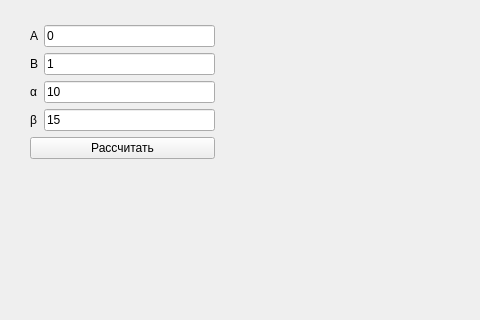
The window that gui/ui.ui (SAMRAN-H/logistics-optimization) describes before a commit, drawn with Qt 5; both pictures show x 0 to 480 and y 0 to 320 of the 1101 by 584 pixel window.
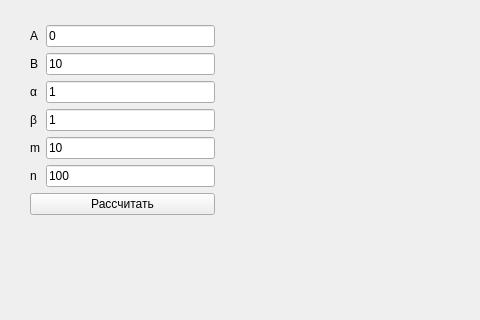
The same window after the commit.

```diff
--- a/gui/ui.ui
+++ b/gui/ui.ui
@@ -42,14 +42,14 @@
       <item row="3" column="1">
        <widget class="QLineEdit" name="beta">
         <property name="text">
-         <string>15</string>
+         <string>1</string>
         </property>
        </widget>
       </item>
       <item row="2" column="1">
        <widget class="QLineEdit" name="alpha">
         <property name="text">
-         <string>10</string>
+         <string>1</string>
         </property>
        </widget>
       </item>
@@ -76,7 +76,7 @@
       <item row="1" column="1">
        <widget class="QLineEdit" name="right">
         <property name="text">
-         <string>1</string>
+         <string>10</string>
         </property>
        </widget>
       </item>
@@ -108,6 +108,34 @@
         </property>
        </widget>
       </item>
+      <item row="4" column="0">
+       <widget class="QLabel" name="label_3">
+        <property name="text">
+         <string>m</string>
+        </property>
+       </widget>
+      </item>
+      <item row="5" column="0">
+       <widget class="QLabel" name="label_6">
+        <property name="text">
+         <string>n</string>
+        </property>
+       </widget>
+      </item>
+      <item row="4" column="1">
+       <widget class="QLineEdit" name="m">
+        <property name="text">
+         <string>10</string>
+        </property>
+       </widget>
+      </item>
+      <item row="5" column="1">
+       <widget class="QLineEdit" name="n">
+        <property name="text">
+         <string>100</string>
+        </property>
+       </widget>
+      </item>
      </layout>
     </item>
     <item>
```
